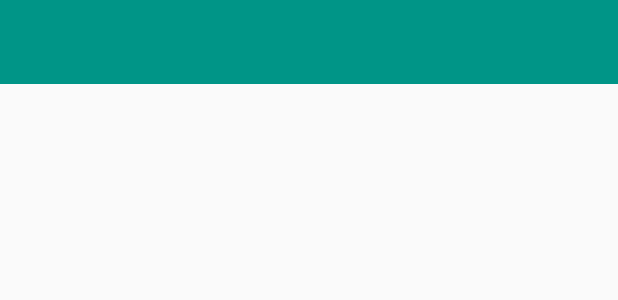
After one commit to 988uhuj/Calendar, an Android app: the layout activity_new_note.xml on its own in the app's theme, with its tools: preview values and no code run, on a phone screen of 412 x 824 dp. The commit adds this screen. Shown: the top 300 px of the screen. Run offline under Robolectric (Android 15) with nearby library versions, the phone set to English and light mode, and no system bars.

Commit message:
add new note

```diff
--- a/app/src/main/AndroidManifest.xml
+++ b/app/src/main/AndroidManifest.xml
@@ -17,6 +17,8 @@
                 <category android:name="android.intent.category.LAUNCHER" />
             </intent-filter>
         </activity>
+        <activity android:name=".activities.NewNoteActivity_"
+            />
     </application>
 
 </manifest>
--- a/app/src/main/res/layout/activity_main.xml
+++ b/app/src/main/res/layout/activity_main.xml
@@ -26,7 +26,7 @@
         android:layout_width="300dp"
         android:layout_height="match_parent"
         android:layout_gravity="left|start"
-        android:background="@color/common_text"
+        android:background="@color/common"
         android:fitsSystemWindows="true">
 
         <!-- Your drawer content -->
--- /dev/null
+++ b/app/src/main/res/layout/activity_new_note.xml
@@ -0,0 +1,11 @@
+<?xml version="1.0" encoding="utf-8"?>
+<LinearLayout xmlns:android="http://schemas.android.com/apk/res/android"
+    android:orientation="vertical" android:layout_width="match_parent"
+    android:layout_height="match_parent">
+    <android.support.v7.widget.Toolbar
+        android:id="@+id/tool_bar"
+        android:layout_width="match_parent"
+        android:layout_height="wrap_content"
+        android:background="@color/common"
+        android:minHeight="?attr/actionBarSize" />
+</LinearLayout>
--- a/app/src/main/res/values/colors.xml
+++ b/app/src/main/res/values/colors.xml
@@ -1,5 +1,5 @@
 <?xml version="1.0" encoding="utf-8"?>
 <resources>
-    <color name="common_text">#009587</color>
+    <color name="common">#009587</color>
     <color name="primary_dark">#388e3c</color>
 </resources>
```
Also changed, not shown: app/src/main/java/github/chenupt/calendar/activities/NewNoteActivity.java (added, +41 -0 lines), app/src/main/java/github/chenupt/calendar/view/item/DayItemView.java (+7 -0 lines), app/src/main/res/layout/view_item_day.xml (+4 -3 lines), app/src/main/res/drawable-xhdpi/ic_action_remove.png (added), app/src/main/res/drawable-xhdpi/ic_arrow_thinleft.png (added), app/src/main/res/drawable-xhdpi/ic_cancel_white.png (added).
